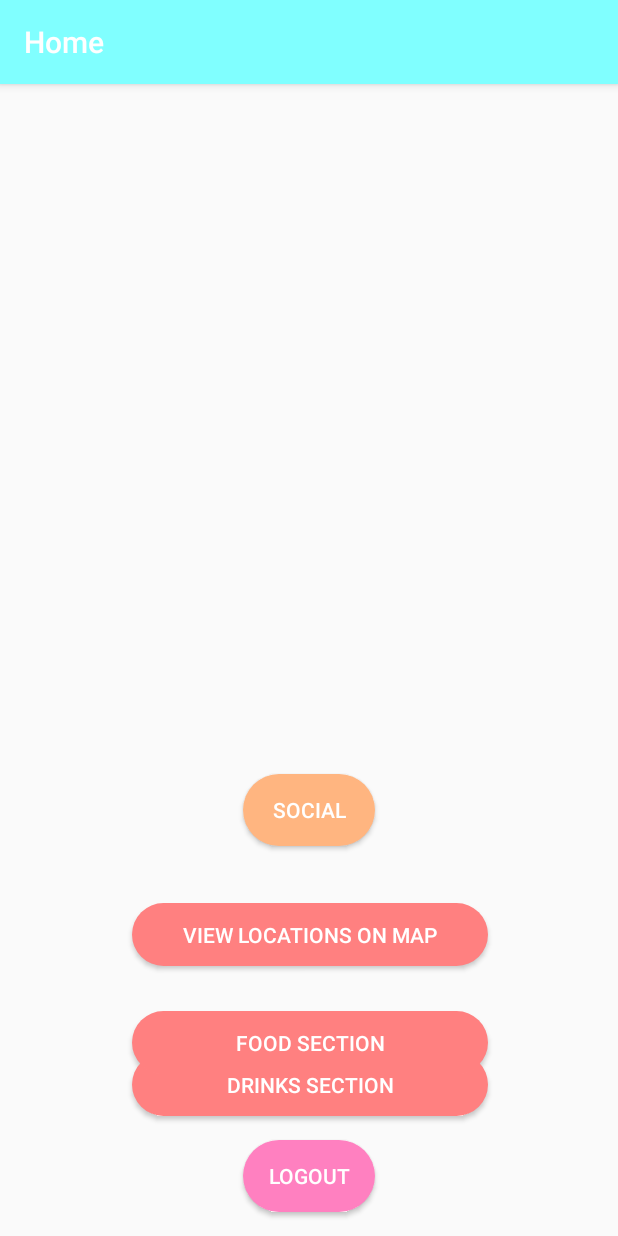
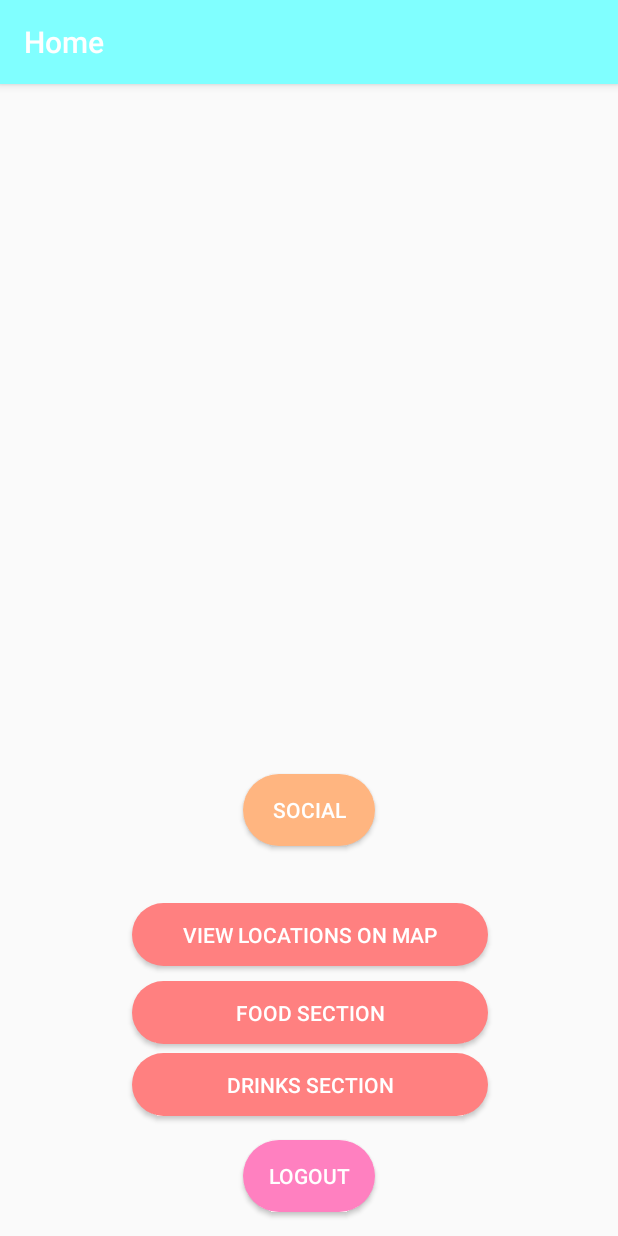
Before and after one commit to Eoin1539/WhereNow, an Android app: the screen it shows after launch once a user with an empty profile is signed in (Activity_Account), on a phone screen of 412 x 824 dp. Run offline under Robolectric (Android 15) with nearby library versions, the phone set to English and light mode, and no system bars; our stand-ins replace Firebase (no records; nobody signed in at launch, a user with empty details on screens opened directly); libraries missing offline, so code that uses them is left out: com.facebook, com.facebook.login; 1 statement that could not run was skipped.

```diff
--- a/app/src/main/res/layout/activity__account.xml
+++ b/app/src/main/res/layout/activity__account.xml
@@ -26,9 +26,7 @@
         android:id="@+id/Food_Selection"
         android:layout_width="237dp"
         android:layout_height="42dp"
-        android:layout_marginBottom="108dp"
-        android:layout_marginEnd="8dp"
-        android:layout_marginStart="8dp"
+        android:layout_marginBottom="128dp"
         android:background="@drawable/drinkfoodbuttons"
         android:onClick="foodSelection"
         android:text="Food Section"
@@ -36,6 +34,8 @@
         app:layout_constraintBottom_toBottomOf="parent"
         app:layout_constraintEnd_toEndOf="parent"
         app:layout_constraintHorizontal_bias="0.503"
+        app:layout_constraintLeft_toLeftOf="parent"
+        app:layout_constraintRight_toRightOf="parent"
         app:layout_constraintStart_toStartOf="parent" />
 
     <Button
```
Also changed, not shown: app/src/main/java/nci/wherenow/GalleryActivity.java (+48 -6 lines), app/src/main/java/nci/wherenow/Restaurant.java (+10 -0 lines), app/src/main/java/nci/wherenow/RestaurantAdapter.java (+9 -0 lines), app/src/main/res/layout/activity_gallery.xml (+7 -0 lines).
